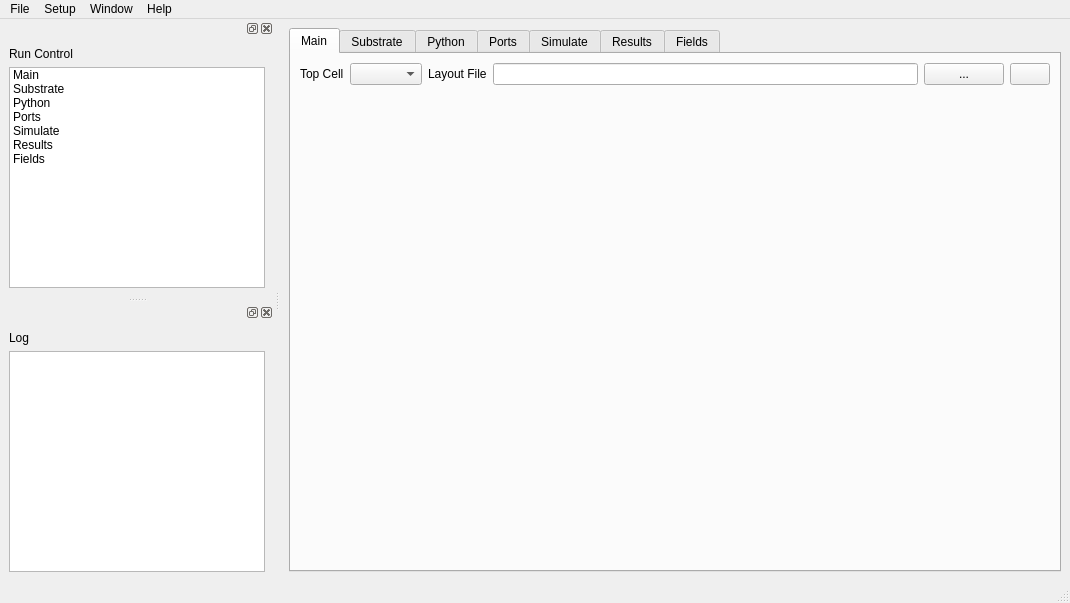
IHP-GmbH/EMStudio, file src/mainwindow.ui: the form before one commit.
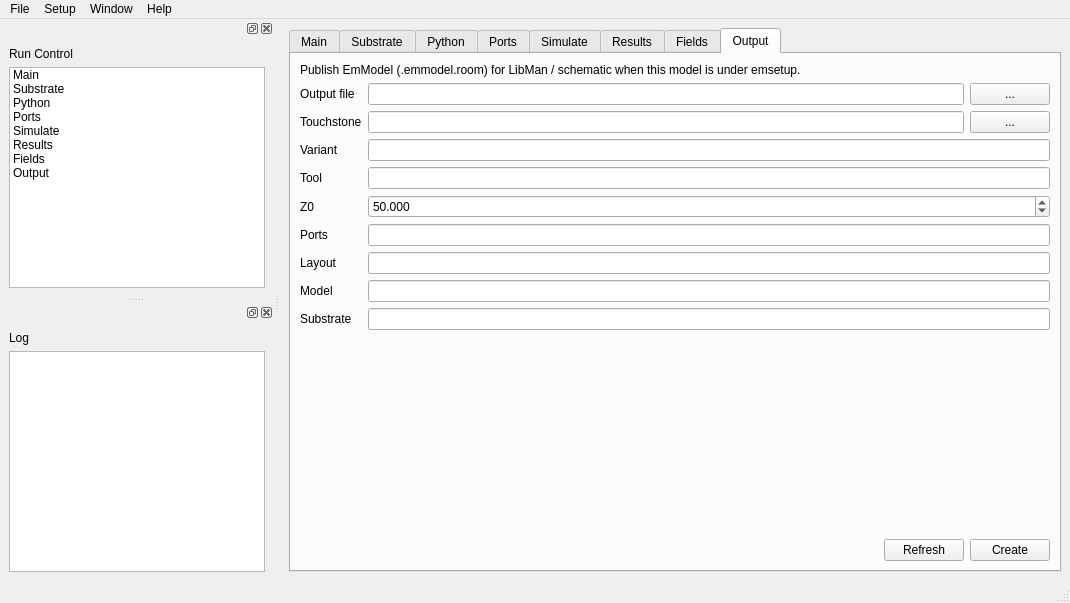
The form after the commit. The open tabs and pages were chosen to show the change. Custom widgets are drawn as their Qt base class.

Commit message:
Add EmModel Output publish and keep Simulate log from auto-scrolling.
Publish .emmodel.room via optional CommonDB ROOM, keep layout_room as the Layout File source, and freeze Simulate log follow when the user scrolls up.

Patch:
```diff
--- a/src/mainwindow.ui
+++ b/src/mainwindow.ui
@@ -506,6 +506,208 @@
         </property>
        </layout>
       </widget>
+      <widget class="QWidget" name="tabOutput">
+       <attribute name="title">
+        <string>Output</string>
+       </attribute>
+       <layout class="QVBoxLayout" name="verticalLayoutOutput">
+        <item>
+         <widget class="QLabel" name="lblOutputHint">
+          <property name="text">
+           <string>Publish EmModel (.emmodel.room) for LibMan / schematic when this model is under emsetup.</string>
+          </property>
+          <property name="wordWrap">
+           <bool>true</bool>
+          </property>
+         </widget>
+        </item>
+        <item>
+         <layout class="QFormLayout" name="formLayoutOutput">
+          <item row="0" column="0">
+           <widget class="QLabel" name="lblOutputFile">
+            <property name="text">
+             <string>Output file</string>
+            </property>
+           </widget>
+          </item>
+          <item row="0" column="1">
+           <layout class="QHBoxLayout" name="horizontalLayoutOutputFile">
+            <item>
+             <widget class="QLineEdit" name="txtOutputEmModel"/>
+            </item>
+            <item>
+             <widget class="QPushButton" name="btnOutputEmModel">
+              <property name="text">
+               <string>...</string>
+              </property>
+             </widget>
+            </item>
+           </layout>
+          </item>
+          <item row="1" column="0">
+           <widget class="QLabel" name="lblOutputSnp">
+            <property name="text">
+             <string>Touchstone</string>
+            </property>
+           </widget>
+          </item>
+          <item row="1" column="1">
+           <layout class="QHBoxLayout" name="horizontalLayoutOutputSnp">
+            <item>
+             <widget class="QLineEdit" name="txtOutputSnp"/>
+            </item>
+            <item>
+             <widget class="QPushButton" name="btnOutputSnp">
+              <property name="text">
+               <string>...</string>
+              </property>
+             </widget>
+            </item>
+           </layout>
+          </item>
+          <item row="2" column="0">
+           <widget class="QLabel" name="lblOutputVariant">
+            <property name="text">
+             <string>Variant</string>
+            </property>
+           </widget>
+          </item>
+          <item row="2" column="1">
+           <widget class="QLineEdit" name="txtOutputVariant"/>
+          </item>
+          <item row="3" column="0">
+           <widget class="QLabel" name="lblOutputTool">
+            <property name="text">
+             <string>Tool</string>
+            </property>
+           </widget>
+          </item>
+          <item row="3" column="1">
+           <widget class="QLineEdit" name="txtOutputTool"/>
+          </item>
+          <item row="4" column="0">
+           <widget class="QLabel" name="lblOutputZ0">
+            <property name="text">
+             <string>Z0</string>
+            </property>
+           </widget>
+          </item>
+          <item row="4" column="1">
+           <widget class="QDoubleSpinBox" name="spnOutputZ0">
+            <property name="decimals">
+             <number>3</number>
+            </property>
+            <property name="maximum">
+             <double>10000.000000000000000</double>
+            </property>
+            <property name="value">
+             <double>50.000000000000000</double>
+            </property>
+           </widget>
+          </item>
+          <item row="5" column="0">
+           <widget class="QLabel" name="lblOutputPorts">
+            <property name="text">
+             <string>Ports</string>
+            </property>
+           </widget>
+          </item>
+          <item row="5" column="1">
+           <widget class="QLineEdit" name="txtOutputPorts">
+            <property name="readOnly">
+             <bool>true</bool>
+            </property>
+           </widget>
+          </item>
+          <item row="6" column="0">
+           <widget class="QLabel" name="lblOutputLayout">
+            <property name="text">
+             <string>Layout</string>
+            </property>
+           </widget>
+          </item>
+          <item row="6" column="1">
+           <widget class="QLineEdit" name="txtOutputLayout"/>
+          </item>
+          <item row="7" column="0">
+           <widget class="QLabel" name="lblOutputModel">
+            <property name="text">
+             <string>Model</string>
+            </property>
+           </widget>
+          </item>
+          <item row="7" column="1">
+           <widget class="QLineEdit" name="txtOutputModel"/>
+          </item>
+          <item row="8" column="0">
+           <widget class="QLabel" name="lblOutputSubstrate">
+            <property name="text">
+             <string>Substrate</string>
+            </property>
+           </widget>
+          </item>
+          <item row="8" column="1">
+           <widget class="QLineEdit" name="txtOutputSubstrate"/>
+          </item>
+         </layout>
+        </item>
+        <item>
+         <widget class="QLabel" name="lblOutputStatus">
+          <property name="text">
+           <string/>
+          </property>
+          <property name="wordWrap">
+           <bool>true</bool>
+          </property>
+         </widget>
+        </item>
+        <item>
+         <spacer name="verticalSpacerOutput">
+          <property name="orientation">
+           <enum>Qt::Orientation::Vertical</enum>
+          </property>
+          <property name="sizeHint" stdset="0">
+           <size>
+            <width>20</width>
+            <height>40</height>
+           </size>
+          </property>
+         </spacer>
+        </item>
+        <item>
+         <layout class="QHBoxLayout" name="horizontalLayoutOutputButtons">
+          <item>
+           <spacer name="horizontalSpacerOutput">
+            <property name="orientation">
+             <enum>Qt::Orientation::Horizontal</enum>
+            </property>
+            <property name="sizeHint" stdset="0">
+             <size>
+              <width>40</width>
+              <height>20</height>
+             </size>
+            </property>
+           </spacer>
+          </item>
+          <item>
+           <widget class="QPushButton" name="btnOutputRefresh">
+            <property name="text">
+             <string>Refresh</string>
+            </property>
+           </widget>
+          </item>
+          <item>
+           <widget class="QPushButton" name="btnOutputCreate">
+            <property name="text">
+             <string>Create</string>
+            </property>
+           </widget>
+          </item>
+         </layout>
+        </item>
+       </layout>
+      </widget>
+
      </widget>
     </item>
    </layout>
@@ -610,6 +812,11 @@
          <string>Fields</string>
         </property>
        </item>
+       <item>
+        <property name="text">
+         <string>Output</string>
+        </property>
+       </item>
       </widget>
      </item>
     </layout>
```
The commit also changes 22 other files.
